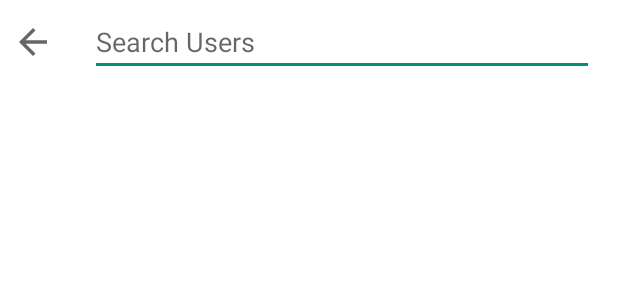
After one commit to nathenlow/RecipeHeist, an Android app: the layout activity_user_search.xml on its own in the app's theme, with its tools: preview values and no code run, on a phone screen of 412 x 824 dp. The commit adds this screen. Shown: the top 300 px of the screen. Run offline under Robolectric (Android 15) with nearby library versions, the phone set to English and light mode, and no system bars.

Commit message:
did more work on search for user

```diff
--- a/app/build.gradle
+++ b/app/build.gradle
@@ -59,4 +59,5 @@ dependencies {
     testImplementation 'junit:junit:4.13.2'
     androidTestImplementation 'androidx.test.ext:junit:1.1.3'
     androidTestImplementation 'androidx.test.espresso:espresso-core:3.4.0'
+    implementation("com.android.volley:volley:1.2.1")
 }
--- a/app/src/main/AndroidManifest.xml
+++ b/app/src/main/AndroidManifest.xml
@@ -13,6 +13,9 @@
         android:supportsRtl="true"
         android:theme="@style/Theme.RecipeHeist">
         <activity
+            android:name=".UserSearch"
+            android:exported="false" />
+        <activity
             android:name=".RecipeItem"
             android:exported="false" />
         <activity
@@ -27,8 +30,8 @@
             android:usesCleartextTraffic="true" />
         <activity
             android:name=".MainActivity"
+            android:configChanges="orientation"
             android:exported="true"
-            android:configChanges="orientation"
             android:screenOrientation="portrait">
             <intent-filter>
                 <action android:name="android.intent.action.MAIN" />
--- /dev/null
+++ b/app/src/main/res/layout/activity_user_search.xml
@@ -0,0 +1,44 @@
+<?xml version="1.0" encoding="utf-8"?>
+<androidx.constraintlayout.widget.ConstraintLayout xmlns:android="http://schemas.android.com/apk/res/android"
+    xmlns:app="http://schemas.android.com/apk/res-auto"
+    xmlns:tools="http://schemas.android.com/tools"
+    android:layout_width="match_parent"
+    android:layout_height="match_parent"
+    tools:context=".UserSearch">
+
+    <androidx.constraintlayout.widget.ConstraintLayout
+        style="@style/Theme.RecipeHeist"
+        android:layout_width="match_parent"
+        android:layout_height="?actionBarSize">
+
+        <EditText
+            android:id="@+id/editTextUsersearch"
+            android:layout_width="0dp"
+            android:layout_height="wrap_content"
+            android:layout_marginStart="24dp"
+            android:layout_marginEnd="16dp"
+            android:ems="10"
+            android:hint="Search Users"
+            android:imeOptions="actionSearch"
+            android:inputType="text"
+            android:singleLine="true"
+            app:layout_constraintBottom_toBottomOf="parent"
+            app:layout_constraintEnd_toEndOf="parent"
+            app:layout_constraintStart_toEndOf="@+id/back"
+            app:layout_constraintTop_toTopOf="parent" />
+
+        <ImageView
+            android:id="@+id/back"
+            android:layout_width="28dp"
+            android:layout_height="28dp"
+            android:layout_marginStart="8dp"
+            android:layout_marginTop="16dp"
+            android:layout_marginBottom="16dp"
+            app:layout_constraintBottom_toBottomOf="parent"
+            app:layout_constraintStart_toStartOf="parent"
+            app:layout_constraintTop_toTopOf="parent"
+            app:srcCompat="@drawable/ic_baseline_arrow_back_24" />
+
+
+    </androidx.constraintlayout.widget.ConstraintLayout>
+</androidx.constraintlayout.widget.ConstraintLayout>
```
Also changed, not shown: app/src/main/java/sg/edu/np/mad/recipeheist/BrowseFragment.java (+30 -0 lines), app/src/main/java/sg/edu/np/mad/recipeheist/SearchFoodFragment.java (+11 -12 lines), app/src/main/java/sg/edu/np/mad/recipeheist/UserSearch.java (added, +75 -0 lines).
